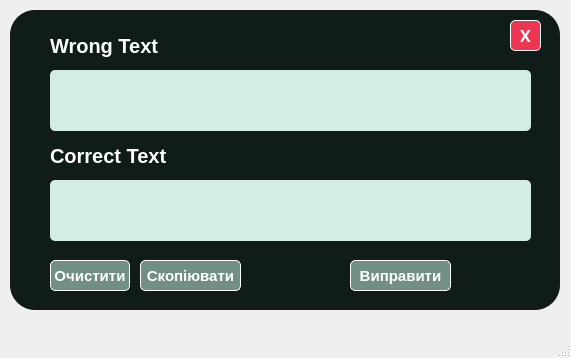
First picture: the form in mainwindow.ui, repository cApitanYARE/YareWrongText, before the edit.
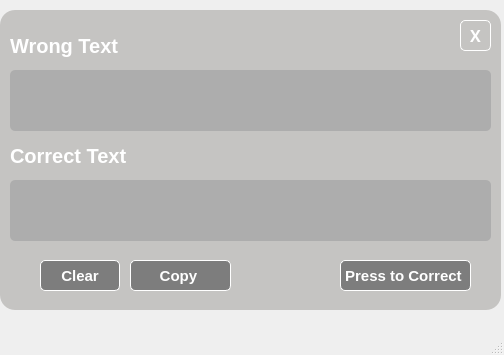
Second picture: the form after the edit.

```diff
--- a/mainwindow.ui
+++ b/mainwindow.ui
@@ -6,8 +6,8 @@
    <rect>
     <x>0</x>
     <y>0</y>
-    <width>571</width>
-    <height>358</height>
+    <width>504</width>
+    <height>355</height>
    </rect>
   </property>
   <property name="windowTitle">
@@ -17,9 +17,9 @@
    <widget class="QWidget" name="widget" native="true">
     <property name="geometry">
      <rect>
-      <x>10</x>
+      <x>0</x>
       <y>10</y>
-      <width>550</width>
+      <width>501</width>
       <height>300</height>
      </rect>
     </property>
@@ -30,14 +30,14 @@
     </property>
     <property name="styleSheet">
      <string notr="true">QWidget{
-background:#101c18;
-border-radius:25px;
+background:#c5c4c2;
+border-radius:15px;
 }</string>
     </property>
     <widget class="QLabel" name="lbl_wrong_2">
      <property name="geometry">
       <rect>
-       <x>40</x>
+       <x>10</x>
        <y>20</y>
        <width>121</width>
        <height>31</height>
@@ -62,7 +62,7 @@
     <widget class="QTextEdit" name="textWrong">
      <property name="geometry">
       <rect>
-       <x>40</x>
+       <x>10</x>
        <y>60</y>
        <width>481</width>
        <height>61</height>
@@ -71,13 +71,14 @@
      <property name="font">
       <font>
        <pointsize>12</pointsize>
+       <bold>false</bold>
       </font>
      </property>
      <property name="styleSheet">
       <string notr="true">QTextEdit{
-background:#d3ede4;
+background:#adadad;
 border-radius:5px;
-color:black;
+color:white;
 }</string>
      </property>
     </widget>
@@ -101,7 +102,7 @@
      </property>
      <property name="styleSheet">
       <string notr="true">QPushButton{
-background:#728f85;
+background:#7d7d7d;
 color:white;
 font-size:15px;
 border: 1px solid white;
@@ -113,13 +114,13 @@
 }</string>
      </property>
      <property name="text">
-      <string>Скопіювати</string>
+      <string>Copy </string>
      </property>
     </widget>
     <widget class="QTextEdit" name="textCorrect">
      <property name="geometry">
       <rect>
-       <x>40</x>
+       <x>10</x>
        <y>170</y>
        <width>481</width>
        <height>61</height>
@@ -128,13 +129,14 @@
      <property name="font">
       <font>
        <pointsize>12</pointsize>
+       <bold>false</bold>
       </font>
      </property>
      <property name="styleSheet">
       <string notr="true">QTextEdit{
-background:#d3ede4;
+background:#adadad;
 border-radius:5px;
-color:black;
+color:white;
 }</string>
      </property>
      <property name="readOnly">
@@ -144,7 +146,7 @@
     <widget class="QLabel" name="lbl_correct">
      <property name="geometry">
       <rect>
-       <x>40</x>
+       <x>10</x>
        <y>130</y>
        <width>121</width>
        <height>31</height>
@@ -171,7 +173,7 @@
       <rect>
        <x>340</x>
        <y>250</y>
-       <width>101</width>
+       <width>131</width>
        <height>31</height>
       </rect>
      </property>
@@ -186,7 +188,7 @@
      </property>
      <property name="styleSheet">
       <string notr="true">QPushButton{
-background:#728f85;
+background:#7d7d7d;
 color:white;
 font-size:15px;
 border: 1px solid white;
@@ -198,13 +200,13 @@
 }</string>
      </property>
      <property name="text">
-      <string>Виправити</string>
+      <string>Press to Сorrect </string>
      </property>
     </widget>
     <widget class="QPushButton" name="brnClose">
      <property name="geometry">
       <rect>
-       <x>500</x>
+       <x>460</x>
        <y>10</y>
        <width>31</width>
        <height>31</height>
@@ -222,7 +224,7 @@
      </property>
      <property name="styleSheet">
       <string notr="true">QPushButton{
-background:#ed3752;
+background:#c5c4c2;
 border-radius:5px;
 border:1px solid white;
 color:white; 
@@ -256,7 +258,7 @@
      </property>
      <property name="styleSheet">
       <string notr="true">QPushButton{
-background:#728f85;
+background:#7d7d7d;
 color:white;
 font-size:15px;
 border: 1px solid white;
@@ -268,7 +270,7 @@
 }</string>
      </property>
      <property name="text">
-      <string>Очистити</string>
+      <string>Clear</string>
      </property>
     </widget>
    </widget>
```
Left out of the diff: 8 changed lines with no effect on the pictures.
